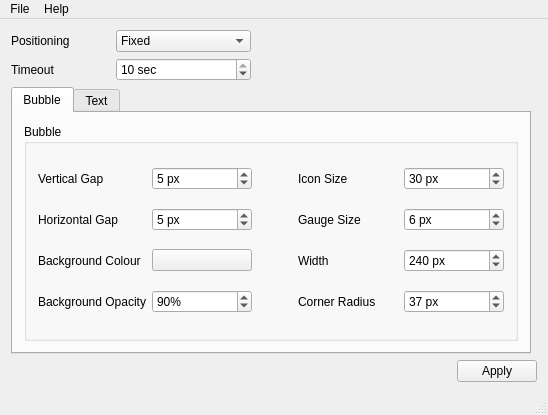
Before: the Qt Designer form mainwindow.ui in amandeepg/notifyosdconfig, drawn with Qt 5.
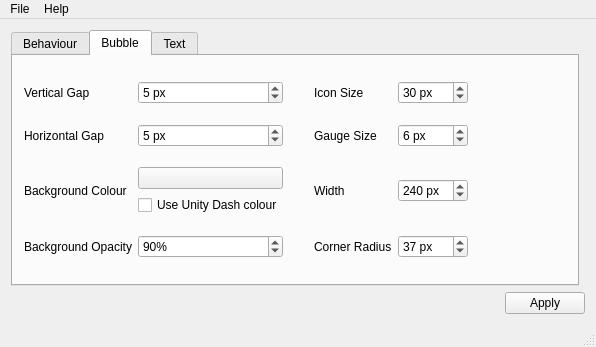
After: the same form once the commit is applied. The open tabs and pages were chosen to show the change. Icons and pictures are not drawn. Custom widgets are drawn as their Qt base class.

Commit message: Add support for gravity, bubble-prevent-fade, bubble-close-on-click, and bubble-as-desktop-bg.

What changed in the file:
```diff
--- a/mainwindow.ui
+++ b/mainwindow.ui
@@ -6,8 +6,8 @@
    <rect>
     <x>0</x>
     <y>0</y>
-    <width>548</width>
-    <height>415</height>
+    <width>596</width>
+    <height>347</height>
    </rect>
   </property>
   <property name="acceptDrops">
@@ -21,8 +21,8 @@
     <normaloff>:/not.png</normaloff>:/not.png</iconset>
   </property>
   <widget class="QWidget" name="centralWidget">
-   <layout class="QGridLayout" name="gridLayout" rowstretch="0,0,0,0,0,0,0,0,0,0,0,0,1,0,0,0,0,0">
-    <item row="17" column="0" colspan="2">
+   <layout class="QGridLayout" name="gridLayout" rowstretch="0,0,0,0,0,0,0,0,0,0,0,0,0,0,0,0,0">
+    <item row="16" column="0" colspan="2">
      <layout class="QHBoxLayout" name="horizontalLayout">
       <item>
        <spacer name="horizontalSpacer">
@@ -49,9 +49,32 @@
       </item>
      </layout>
     </item>
-    <item row="0" column="0" rowspan="3">
-     <layout class="QGridLayout" name="gridLayout_5">
-      <item row="0" column="0">
+    <item row="12" column="0">
+     <widget class="QTabWidget" name="tabWidget">
+      <property name="enabled">
+       <bool>true</bool>
+      </property>
+      <property name="contextMenuPolicy">
+       <enum>Qt::PreventContextMenu</enum>
+      </property>
+      <property name="currentIndex">
+       <number>0</number>
+      </property>
+      <widget class="QWidget" name="tab_3">
+       <attribute name="title">
+        <string>Behaviour</string>
+       </attribute>
+       <layout class="QHBoxLayout" name="horizontalLayout_2">
+        <item>
+         <layout class="QGridLayout" name="gridLayout_8">
+          <item row="2" column="0">
+           <widget class="QLabel" name="label_21">
+            <property name="text">
+             <string>Location</string>
+            </property>
+           </widget>
+          </item>
+          <item row="1" column="0">
        <widget class="QLabel" name="label_5">
         <property name="text">
          <string>Positioning</string>
@@ -61,7 +84,7 @@
         </property>
        </widget>
       </item>
-      <item row="0" column="2">
+          <item row="1" column="1">
        <widget class="QComboBox" name="positionCombo">
         <property name="minimumSize">
          <size>
@@ -85,7 +108,7 @@
         </item>
        </widget>
       </item>
-      <item row="1" column="0">
+          <item row="3" column="0">
        <widget class="QLabel" name="label">
         <property name="text">
          <string>Timeout</string>
@@ -95,7 +118,14 @@
         </property>
        </widget>
       </item>
-      <item row="1" column="2">
+          <item row="4" column="0" colspan="2">
+           <widget class="QCheckBox" name="closeOnClickCb">
+            <property name="text">
+             <string>Close on Click</string>
+            </property>
+           </widget>
+          </item>
+          <item row="3" column="1">
        <widget class="QSpinBox" name="timeoutSpin">
         <property name="toolTip">
          <string>Time the pop-up message will show for</string>
@@ -114,29 +144,47 @@
         </property>
        </widget>
       </item>
-      <item row="0" column="3">
+          <item row="2" column="1">
+           <widget class="QComboBox" name="locationCombo">
+            <item>
+             <property name="text">
+              <string>Top Right</string>
+             </property>
+            </item>
+            <item>
+             <property name="text">
+              <string>Middle Right</string>
+             </property>
+            </item>
+            <item>
+             <property name="text">
+              <string>Bottom Right</string>
+             </property>
+            </item>
+            <item>
+             <property name="text">
+              <string>Bottom Left</string>
+             </property>
+            </item>
+            <item>
+             <property name="text">
+              <string>Middle Left</string>
+             </property>
+            </item>
+            <item>
+             <property name="text">
+              <string>Top Left</string>
+             </property>
+            </item>
+           </widget>
+          </item>
+          <item row="2" column="2">
        <spacer name="horizontalSpacer_4">
         <property name="orientation">
          <enum>Qt::Horizontal</enum>
         </property>
         <property name="sizeType">
-         <enum>QSizePolicy::MinimumExpanding</enum>
-        </property>
-        <property name="sizeHint" stdset="0">
-         <size>
-          <width>200</width>
-          <height>20</height>
-         </size>
-        </property>
-       </spacer>
-      </item>
-      <item row="0" column="1">
-       <spacer name="horizontalSpacer_5">
-        <property name="orientation">
-         <enum>Qt::Horizontal</enum>
-        </property>
-        <property name="sizeType">
-         <enum>QSizePolicy::Minimum</enum>
+             <enum>QSizePolicy::Expanding</enum>
         </property>
         <property name="sizeHint" stdset="0">
          <size>
@@ -146,60 +194,63 @@
         </property>
        </spacer>
       </item>
-     </layout>
-    </item>
-    <item row="12" column="0">
-     <widget class="QTabWidget" name="tabWidget">
-      <property name="enabled">
+          <item row="5" column="0" colspan="2">
+           <widget class="QCheckBox" name="fadeOnHoverCb">
+            <property name="text">
+             <string>Fade on Hover</string>
+            </property>
+            <property name="checked">
        <bool>true</bool>
       </property>
-      <property name="currentIndex">
-       <number>0</number>
-      </property>
+           </widget>
+          </item>
+         </layout>
+        </item>
+       </layout>
+      </widget>
       <widget class="QWidget" name="tab">
-       <property name="maximumSize">
-        <size>
-         <width>731</width>
-         <height>344</height>
-        </size>
-       </property>
        <attribute name="title">
         <string>Bubble</string>
        </attribute>
-       <layout class="QGridLayout" name="gridLayout_6">
-        <item row="0" column="0">
-         <widget class="QGroupBox" name="groupBox">
-          <property name="enabled">
-           <bool>true</bool>
-          </property>
-          <property name="title">
-           <string>Bubble</string>
-          </property>
-          <property name="checkable">
-           <bool>false</bool>
-          </property>
-          <layout class="QGridLayout" name="gridLayout_2">
-           <item row="6" column="1">
+       <layout class="QHBoxLayout" name="horizontalLayout_3">
+        <item>
+         <layout class="QGridLayout" name="gridLayout_5">
+          <item row="4" column="3">
+           <widget class="QLabel" name="label_7">
+            <property name="text">
+             <string>Gauge Size</string>
+            </property>
+           </widget>
+          </item>
+          <item row="3" column="0">
             <widget class="QLabel" name="label_2">
              <property name="text">
               <string>Vertical Gap</string>
              </property>
-             <property name="buddy">
-              <cstring>bblVerticalGap</cstring>
+           </widget>
+          </item>
+          <item row="5" column="0">
+           <widget class="QLabel" name="label_9">
+            <property name="text">
+             <string>Background Colour</string>
              </property>
             </widget>
            </item>
-           <item row="7" column="1">
-            <widget class="QLabel" name="label_3">
+          <item row="6" column="3">
+           <widget class="QLabel" name="label_4">
              <property name="text">
-              <string>Horizontal Gap</string>
-             </property>
-             <property name="buddy">
-              <cstring>bblHorizontalGap</cstring>
+             <string>Corner Radius</string>
+            </property>
+           </widget>
+          </item>
+          <item row="5" column="3">
+           <widget class="QLabel" name="label_8">
+            <property name="text">
+             <string>Width</string>
              </property>
             </widget>
            </item>
-           <item row="6" column="2">
+          <item row="3" column="1">
             <widget class="QSpinBox" name="bblVerticalGap">
              <property name="toolTip">
               <string>Vertical spacing between the pop-up messages</string>
@@ -218,7 +269,21 @@
              </property>
             </widget>
            </item>
-           <item row="7" column="2">
+          <item row="4" column="0">
+           <widget class="QLabel" name="label_3">
+            <property name="text">
+             <string>Horizontal Gap</string>
+            </property>
+           </widget>
+          </item>
+          <item row="3" column="3">
+           <widget class="QLabel" name="label_6">
+            <property name="text">
+             <string>Icon Size</string>
+            </property>
+           </widget>
+          </item>
+          <item row="4" column="1">
             <widget class="QSpinBox" name="bblHorizontalGap">
              <property name="toolTip">
               <string>Horizontal spacing between the message and the right edge of the screen</string>
@@ -237,7 +302,7 @@
              </property>
             </widget>
            </item>
-           <item row="6" column="5">
+          <item row="3" column="4">
             <widget class="QSpinBox" name="bblIconSize">
              <property name="toolTip">
               <string>Size of icon in message</string>
@@ -256,27 +321,7 @@
              </property>
             </widget>
            </item>
-           <item row="6" column="4">
-            <widget class="QLabel" name="label_6">
-             <property name="text">
-              <string>Icon Size</string>
-             </property>
-             <property name="buddy">
-              <cstring>bblIconSize</cstring>
-             </property>
-            </widget>
-           </item>
-           <item row="7" column="4">
-            <widget class="QLabel" name="label_7">
-             <property name="text">
-              <string>Gauge Size</string>
-             </property>
-             <property name="buddy">
-              <cstring>bblGaugeSize</cstring>
-             </property>
-            </widget>
-           </item>
-           <item row="7" column="5">
+          <item row="4" column="4">
             <widget class="QSpinBox" name="bblGaugeSize">
              <property name="toolTip">
               <string>Height of the scale of the volume, brightness, etc.</string>
@@ -298,17 +343,7 @@
              </property>
             </widget>
            </item>
-           <item row="8" column="4">
-            <widget class="QLabel" name="label_8">
-             <property name="text">
-              <string>Width</string>
-             </property>
-             <property name="buddy">
-              <cstring>bblWidth</cstring>
-             </property>
-            </widget>
-           </item>
-           <item row="8" column="5">
+          <item row="5" column="4">
             <widget class="QSpinBox" name="bblWidth">
              <property name="toolTip">
               <string>Width of message</string>
@@ -327,7 +362,7 @@
              </property>
             </widget>
            </item>
-           <item row="12" column="5">
+          <item row="6" column="4">
             <widget class="QSpinBox" name="bblCornerRadius">
              <property name="toolTip">
               <string>Radius of the rounded corner of the message</string>
@@ -346,37 +381,9 @@
              </property>
             </widget>
            </item>
-           <item row="12" column="4">
-            <widget class="QLabel" name="label_4">
-             <property name="text">
-              <string>Corner Radius</string>
-             </property>
-             <property name="buddy">
-              <cstring>bblCornerRadius</cstring>
-             </property>
-            </widget>
-           </item>
-           <item row="8" column="1">
-            <widget class="QLabel" name="label_9">
-             <property name="text">
-              <string>Background Colour</string>
-             </property>
-             <property name="buddy">
-              <cstring>bblBackColour</cstring>
-             </property>
-            </widget>
-           </item>
-           <item row="12" column="1">
-            <widget class="QLabel" name="label_10">
-             <property name="text">
-              <string>Background Opacity</string>
-             </property>
-             <property name="buddy">
-              <cstring>bblOpacity</cstring>
-             </property>
-            </widget>
-           </item>
-           <item row="8" column="2">
+          <item row="5" column="1">
+           <layout class="QVBoxLayout" name="verticalLayout_2">
+            <item>
             <widget class="QtColorPicker" name="bblBackColour">
              <property name="toolTip">
               <string>Colour of the background of the message</string>
@@ -386,7 +393,23 @@
              </property>
             </widget>
            </item>
-           <item row="12" column="2">
+            <item>
+             <widget class="QCheckBox" name="bblBackDashCb">
+              <property name="text">
+               <string>Use Unity Dash colour</string>
+              </property>
+             </widget>
+            </item>
+           </layout>
+          </item>
+          <item row="6" column="0">
+           <widget class="QLabel" name="label_10">
+            <property name="text">
+             <string>Background Opacity</string>
+            </property>
+           </widget>
+          </item>
+          <item row="6" column="1">
             <widget class="QSpinBox" name="bblOpacity">
              <property name="toolTip">
               <string>Transparency of the message bubble (when not hovered upon)</string>
@@ -405,13 +428,13 @@
              </property>
             </widget>
            </item>
-           <item row="7" column="3">
+          <item row="5" column="5">
             <spacer name="horizontalSpacer_3">
              <property name="orientation">
               <enum>Qt::Horizontal</enum>
              </property>
              <property name="sizeType">
-              <enum>QSizePolicy::Preferred</enum>
+             <enum>QSizePolicy::Expanding</enum>
              </property>
              <property name="sizeHint" stdset="0">
               <size>
@@ -421,8 +444,23 @@
              </property>
             </spacer>
            </item>
-          </layout>
-         </widget>
+          <item row="5" column="2">
+           <spacer name="horizontalSpacer_5">
+            <property name="orientation">
+             <enum>Qt::Horizontal</enum>
+            </property>
+            <property name="sizeType">
+             <enum>QSizePolicy::Fixed</enum>
+            </property>
+            <property name="sizeHint" stdset="0">
+             <size>
+              <width>25</width>
+              <height>20</height>
+             </size>
+            </property>
+           </spacer>
+          </item>
+         </layout>
         </item>
        </layout>
       </widget>
@@ -751,7 +789,7 @@
     <rect>
      <x>0</x>
      <y>0</y>
-     <width>548</width>
+     <width>596</width>
      <height>25</height>
     </rect>
    </property>
```
Left out of the diff: 2 changed lines with no effect on the pictures. Lines whose indentation alone changed are shown as unchanged. The commit also changes 2 other files.
